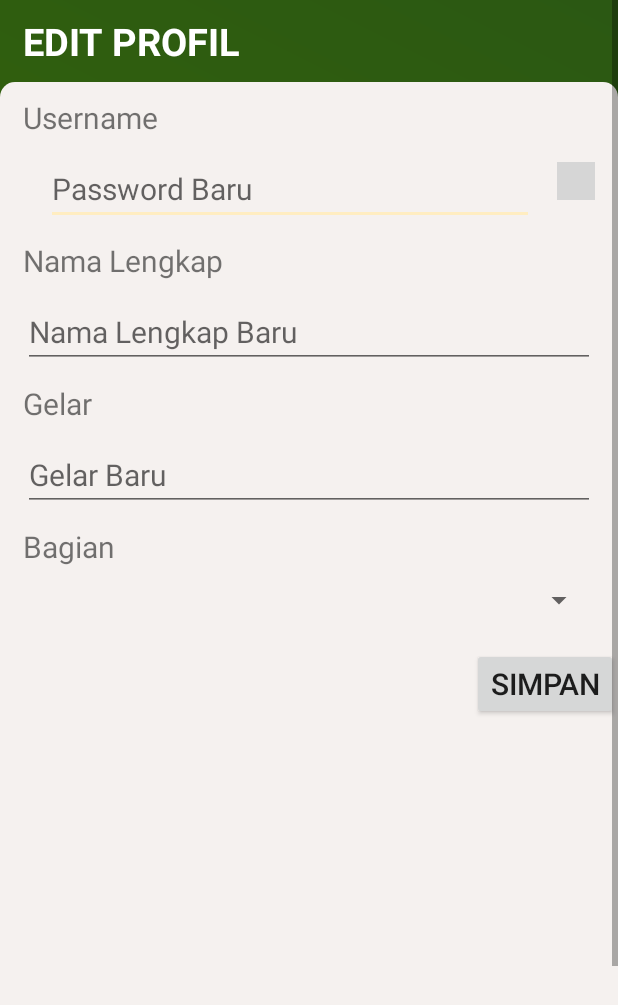
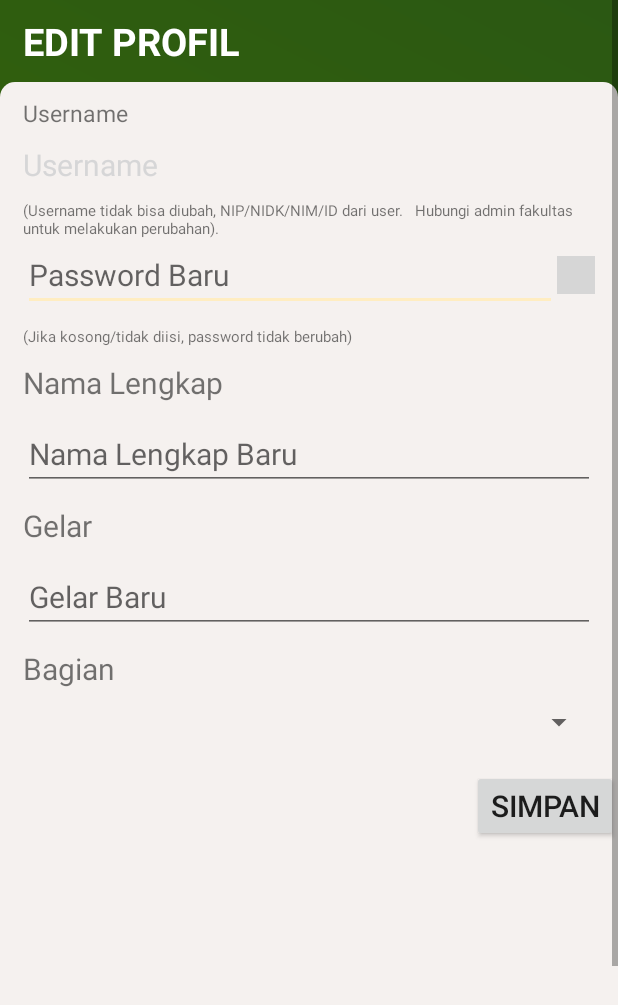
Before and after one commit to vsamaya/LogbookKoas, an Android app: the editprofilds screen opened directly, with no data from a screen before it, on a phone screen of 412 x 824 dp. Shown: the top 1005 px of the screen. Run offline under Robolectric (Android 15) with nearby library versions, the phone set to English and light mode, and no system bars; our stand-ins replace Volley; libraries missing offline, so code that uses them is left out: com.toptoche.searchablespinnerlibrary, cyd.awesome.material; plain views replace AwesomeText, SearchableSpinner; network calls fail; 6 statements that could not run were skipped; grey boxes are pictures that could not be loaded.

```diff
--- a/app/src/main/java/com/example/logbookkoas/MainActivity.java
+++ b/app/src/main/java/com/example/logbookkoas/MainActivity.java
@@ -56,7 +56,7 @@ public class MainActivity extends AppCompatActivity {
             loadDashboard(level);
          //   Toast.makeText(MainActivity.this, Username2, Toast.LENGTH_SHORT).show();
         }else {
-            Toast.makeText(MainActivity.this, "kosong", Toast.LENGTH_SHORT).show();
+            //Toast.makeText(MainActivity.this, "kosong", Toast.LENGTH_SHORT).show();
 
         }
 
--- a/app/src/main/java/com/example/logbookkoas/editprofil.java
+++ b/app/src/main/java/com/example/logbookkoas/editprofil.java
@@ -265,7 +265,7 @@ public class editprofil extends AppCompatActivity {
                 String[] kta = getStringArray(MyArrList4);
                 kotaals = new String();
                 kotaals = kta[spinnerkota1.getSelectedItemPosition()];
-                Toast.makeText(editprofil.this, kotaals, Toast.LENGTH_SHORT).show();
+                //Toast.makeText(editprofil.this, kotaals, Toast.LENGTH_SHORT).show();
                 nohpbr = nohpt.getText().toString();
                 emailbr = emailt.getText().toString();
                 nmwalibr = nmwlt.getText().toString();
--- a/app/src/main/java/com/example/logbookkoas/editprofilds.java
+++ b/app/src/main/java/com/example/logbookkoas/editprofilds.java
@@ -112,7 +112,7 @@ public class editprofilds extends Activity {
                 id_sis1 = new String();
                 String[] idilm = getStringArray(idilmu);
                 id_sis1=idilm[spin.getSelectedItemPosition()];
-                Toast.makeText(editprofilds.this, id_sis1, Toast.LENGTH_SHORT).show();
+               // Toast.makeText(editprofilds.this, id_sis1, Toast.LENGTH_SHORT).show();
                 if(passwordt.getText().toString().equals("")){
                     passwordbr = list_data.get(0).get("pass");
                 }
@@ -174,6 +174,8 @@ public class editprofilds extends Activity {
                 try {
                     JSONArray kota = response.getJSONArray("idbagian");
                     JSONArray kota1 = response.getJSONArray("idhsl");
+                    idilmu.clear();
+                    bagianilmu.clear();
                     for (int i = 0; i < kota.length(); i++) {
                         JSONObject j = kota.getJSONObject(i);
                         // JSONObject k = kota1.getJSONObject(i);
--- a/app/src/main/res/layout/activity_editprofilds.xml
+++ b/app/src/main/res/layout/activity_editprofilds.xml
@@ -30,16 +30,33 @@
             android:background="@drawable/roundedlayout"
             android:orientation="vertical">
 
-
+            <TextView
+                android:layout_width="wrap_content"
+                android:layout_height="wrap_content"
+                android:layout_marginStart="15dp"
+                android:layout_marginTop="10dp"
+                android:layout_marginEnd="15dp"
+                android:text="Username"
+                android:textSize="15sp" />
             <TextView
                 android:id="@+id/usernamedos"
                 android:layout_width="match_parent"
                 android:layout_height="wrap_content"
                 android:layout_marginTop="10dp"
                 android:text="@string/username"
+                android:textColor="@color/md_black_1000"
                 android:layout_marginEnd="15dp"
                 android:layout_marginStart="15dp"
                 android:textSize="20sp" />
+            <TextView
+                android:layout_width="wrap_content"
+                android:layout_height="wrap_content"
+                android:layout_marginStart="15dp"
+                android:layout_marginTop="10dp"
+                android:layout_marginEnd="15dp"
+                android:text="(Username tidak bisa diubah, NIP/NIDK/NIM/ID dari user.
+  Hubungi admin fakultas untuk melakukan perubahan)."
+                android:textSize="10sp" />
             <LinearLayout
                 android:layout_width="match_parent"
                 android:layout_height="wrap_content"
@@ -51,9 +68,6 @@
                     android:id="@+id/pass"
                     android:layout_width="match_parent"
                     android:layout_height="wrap_content"
-                    android:layout_marginStart="15dp"
-                    android:layout_marginTop="10dp"
-                    android:layout_marginEnd="15dp"
                     android:layout_weight="1"
                     android:hint="Password Baru"
                     android:singleLine="true"
@@ -69,6 +83,14 @@
                     app:awesome_font="material_design"
                     app:awesome_icon="MD_VISIBILITY_OFF" />
             </LinearLayout>
+            <TextView
+                android:layout_width="wrap_content"
+                android:layout_height="wrap_content"
+                android:layout_marginStart="15dp"
+                android:layout_marginTop="10dp"
+                android:layout_marginEnd="15dp"
+                android:text="(Jika kosong/tidak diisi, password tidak berubah)"
+                android:textSize="10sp" />
             <TextView
                 android:id="@+id/namads"
                 android:layout_width="match_parent"
```
Also changed, not shown: app/src/main/java/com/example/logbookkoas/semester10.java (+12 -0 lines), app/src/main/java/com/example/logbookkoas/semester11.java (+12 -0 lines), app/src/main/java/com/example/logbookkoas/semester12.java (+12 -0 lines), app/src/main/java/com/example/logbookkoas/semester9.java (+13 -11 lines), app/src/main/res/layout/activity_editprofil.xml (+19 -2 lines).
